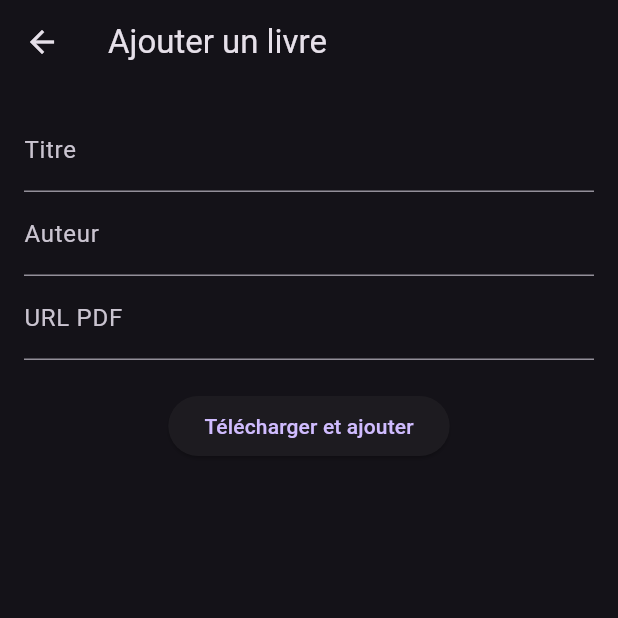
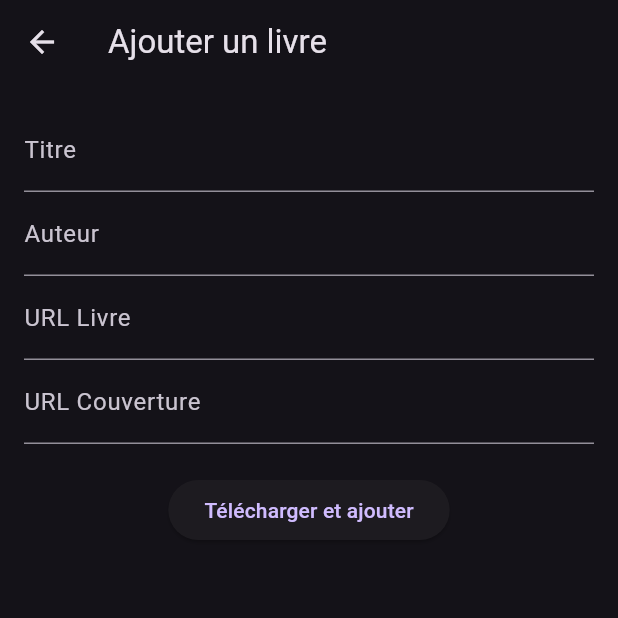
Before and after one commit to Zelikoo/Flutter_Book_Reader, a Flutter app: the screen it shows after launch, after a tap on the "add" icon, on a phone screen of 412 x 824 dp, the top half of it. Run offline on Flutter 3.47's test engine with Material 3 defaults, Android fonts, the phone set to English and light mode, and no system bars; our stand-ins replace cloud_firestore, firebase_core; missing offline and left inert: syncfusion_flutter_pdfviewer; accounts and stored records are empty.

Commit message:
Switch storage from Hive to Firebase for books
This commit migrates the book storage from Hive to Firebase Firestore.

Key changes:
- Updated `TODO.txt` to reflect the change to Firebase.
- Modified `addBook_page.dart`:
    - Imported `cloud_firestore`.
    - Renamed `urlController` to `urlBookController` and added `urlCoverController`.
    - Updated `saveBook` function to save book data (title, author, book URL, cover URL) to the "Book" collection in Firestore.
    - Updated TextFields to reflect new controller names and added a field for "URL Couverture".
- Modified `home_page.dart`:
    - Updated `getBooks` to fetch books from Firestore and populate `booksList`.
    - Updated the `onPressed` callback for the add book button to refresh the book list from Firestore after a new book is added.

```diff
--- a/TODO.txt
+++ b/TODO.txt
@@ -1,4 +1,4 @@
-- ajout d'un bouton pour ajouter un nouveau livre + sauvegarde sur hive (service de stockage)
+- ajout d'un bouton pour ajouter un nouveau livre + sauvegarde sur firebase
 - ajout d'un marque page
 - ajout d'un barre de progression de lecture
 - ajout d'un lecteur vocale
--- a/lib/pages/addBook_page.dart
+++ b/lib/pages/addBook_page.dart
@@ -1,4 +1,5 @@
 import 'package:flutter/material.dart';
+import 'package:cloud_firestore/cloud_firestore.dart';
 
 class AddBookPage extends StatefulWidget {
   @override
@@ -8,19 +9,25 @@ class AddBookPage extends StatefulWidget {
 class _AddBookPageState extends State<AddBookPage> {
   final titleController = TextEditingController();
   final authorController = TextEditingController();
-  final urlController = TextEditingController();
+  final urlBookController = TextEditingController();
+  final urlCoverController = TextEditingController();
   bool loading = false;
 
   void saveBook() async {
     setState(() => loading = true);
-    // final service = BookService();
-    // await service.addBookFromUrl(
-    //   titleController.text,
-    //   authorController.text,
-    //   urlController.text,
-    // );
-    // setState(() => loading = false);
-    // Navigator.pop(context);
+    try {
+      await FirebaseFirestore.instance.collection("Book").add({
+        "title": titleController.text,
+        "author": authorController.text,
+        "url_book": urlBookController.text,
+        "url_cover": urlCoverController.text,
+      });
+    } catch (e) {
+      print(e);
+    } finally {
+      setState(() => loading = false);
+    }
+    Navigator.pop(context);
   }
 
   @override
@@ -38,8 +45,11 @@ class _AddBookPageState extends State<AddBookPage> {
                 controller: authorController,
                 decoration: InputDecoration(labelText: "Auteur")),
             TextField(
-                controller: urlController,
-                decoration: InputDecoration(labelText: "URL PDF")),
+                controller: urlBookController,
+                decoration: InputDecoration(labelText: "URL Livre")),
+            TextField(
+                controller: urlCoverController,
+                decoration: InputDecoration(labelText: "URL Couverture")),
             SizedBox(height: 20),
             ElevatedButton(
               onPressed: loading ? null : saveBook,
--- a/lib/pages/home_page.dart
+++ b/lib/pages/home_page.dart
@@ -24,16 +24,19 @@ class _HomePageState extends State<HomePage> {
   void getBooks() async {
     final booksSnapshot = await _firestore.collection('Book').get();
 
-    for (var book in booksSnapshot.docs) {
-      final bookFinal = Book(
+    final loadedBooks = booksSnapshot.docs.map((book) {
+      return Book(
         title: book.get('title'),
         author: book.get('author'),
         filePath: book.get('url_book'),
         coverImage: book.get('url_cover'),
       );
-      print(bookFinal);
-      booksList.add(bookFinal);
-    }
+    }).toList();
+
+    setState(() {
+      booksList.clear();
+      booksList.addAll(loadedBooks);
+    });
   }
 
   @override
@@ -48,7 +51,10 @@ class _HomePageState extends State<HomePage> {
             onPressed: () => Navigator.push(
               context,
               MaterialPageRoute(builder: (_) => AddBookPage()),
-            ).then((_) => setState(() {})),
+            ).then((_) => setState(() {
+                  booksList.clear();
+                  getBooks();
+                })),
           )
         ],
       ),
```
